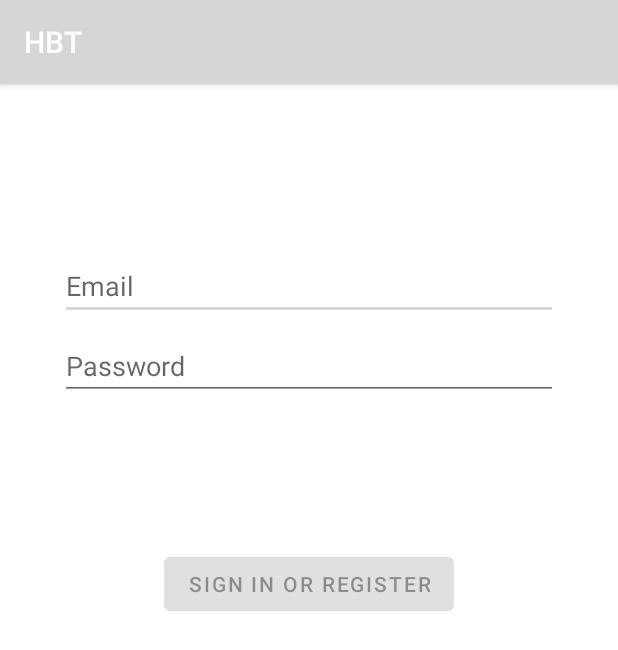
After one commit to dedis/hbt, an Android app: the fragment LoginFragment shown on its own in the app's theme, on a phone screen of 412 x 824 dp. The commit adds this screen. Shown: the top 650 px of the screen. Run offline under Robolectric (Android 15) with nearby library versions, the phone set to English and light mode, and no system bars.

Commit message:
Upgraded from Kotlin lang from 1.6.0 to 1.7.0 Add Login Fragment
Signed-off-by: Jean Viaene <jean.viaene@epfl.ch>

```diff
--- a/android/app/build.gradle
+++ b/android/app/build.gradle
@@ -42,6 +42,7 @@
     implementation 'androidx.constraintlayout:constraintlayout:2.1.4'
     implementation 'androidx.lifecycle:lifecycle-livedata-ktx:2.4.1'
     implementation 'androidx.lifecycle:lifecycle-viewmodel-ktx:2.4.1'
+    implementation 'androidx.annotation:annotation:1.3.0'
     testImplementation 'junit:junit:4.13.2'
     androidTestImplementation 'androidx.test.ext:junit:1.1.3'
     androidTestImplementation 'androidx.test.espresso:espresso-core:3.4.0'
--- /dev/null
+++ b/android/app/src/main/java/com/epfl/dedis/hbt/ui/login/LoginFragment.kt
@@ -0,0 +1,127 @@
+package com.epfl.dedis.hbt.ui.login
+
+import android.os.Bundle
+import android.text.Editable
+import android.text.TextWatcher
+import android.view.LayoutInflater
+import android.view.View
+import android.view.ViewGroup
+import android.view.inputmethod.EditorInfo
+import android.widget.Toast
+import androidx.annotation.StringRes
+import androidx.fragment.app.Fragment
+import androidx.lifecycle.Observer
+import androidx.lifecycle.ViewModelProvider
+import com.epfl.dedis.hbt.R
+import com.epfl.dedis.hbt.databinding.FragmentLoginBinding
+
+class LoginFragment : Fragment() {
+
+    private lateinit var loginViewModel: LoginViewModel
+    private var _binding: FragmentLoginBinding? = null
+
+    // This property is only valid between onCreateView and
+    // onDestroyView.
+    private val binding get() = _binding!!
+
+    override fun onCreateView(
+        inflater: LayoutInflater,
+        container: ViewGroup?,
+        savedInstanceState: Bundle?
+    ): View? {
+
+        _binding = FragmentLoginBinding.inflate(inflater, container, false)
+        return binding.root
+
+    }
+
+    override fun onViewCreated(view: View, savedInstanceState: Bundle?) {
+        super.onViewCreated(view, savedInstanceState)
+        loginViewModel = ViewModelProvider(this, LoginViewModelFactory())
+            .get(LoginViewModel::class.java)
+
+        val usernameEditText = binding.username
+        val passwordEditText = binding.password
+        val loginButton = binding.login
+        val loadingProgressBar = binding.loading
+
+        loginViewModel.loginFormState.observe(viewLifecycleOwner,
+            Observer { loginFormState ->
+                if (loginFormState == null) {
+                    return@Observer
+                }
+                loginButton.isEnabled = loginFormState.isDataValid
+                loginFormState.usernameError?.let {
+                    usernameEditText.error = getString(it)
+                }
+                loginFormState.passwordError?.let {
+                    passwordEditText.error = getString(it)
+                }
+            })
+
+        loginViewModel.loginResult.observe(viewLifecycleOwner,
+            Observer { loginResult ->
+                loginResult ?: return@Observer
+                loadingProgressBar.visibility = View.GONE
+                loginResult.error?.let {
+                    showLoginFailed(it)
+                }
+                loginResult.success?.let {
+                    updateUiWithUser(it)
+                }
+            })
+
+        val afterTextChangedListener = object : TextWatcher {
+            override fun beforeTextChanged(s: CharSequence, start: Int, count: Int, after: Int) {
+                // ignore
+            }
+
+            override fun onTextChanged(s: CharSequence, start: Int, before: Int, count: Int) {
+                // ignore
+            }
+
+            override fun afterTextChanged(s: Editable) {
+                loginViewModel.loginDataChanged(
+                    usernameEditText.text.toString(),
+                    passwordEditText.text.toString()
+                )
+            }
+        }
+        usernameEditText.addTextChangedListener(afterTextChangedListener)
+        passwordEditText.addTextChangedListener(afterTextChangedListener)
+        passwordEditText.setOnEditorActionListener { _, actionId, _ ->
+            if (actionId == EditorInfo.IME_ACTION_DONE) {
+                loginViewModel.login(
+                    usernameEditText.text.toString(),
+                    passwordEditText.text.toString()
+                )
+            }
+            false
+        }
+
+        loginButton.setOnClickListener {
+            loadingProgressBar.visibility = View.VISIBLE
+            loginViewModel.login(
+                usernameEditText.text.toString(),
+                passwordEditText.text.toString()
+            )
+        }
+    }
+
+    private fun updateUiWithUser(model: LoggedInUserView) {
+        val welcome = getString(R.string.welcome) + model.displayName
+        // TODO : initiate successful logged in experience
+        val appContext = context?.applicationContext ?: return
+        Toast.makeText(appContext, welcome, Toast.LENGTH_LONG).show()
+    }
+
+    private fun showLoginFailed(@StringRes errorString: Int) {
+        val appContext = context?.applicationContext ?: return
+        Toast.makeText(appContext, errorString, Toast.LENGTH_LONG).show()
+    }
+
+    override fun onDestroyView() {
+        super.onDestroyView()
+        _binding = null
+    }
+}
--- /dev/null
+++ b/android/app/src/main/java/com/epfl/dedis/hbt/ui/login/LoginViewModelFactory.kt
@@ -0,0 +1,25 @@
+package com.epfl.dedis.hbt.ui.login
+
+import androidx.lifecycle.ViewModel
+import androidx.lifecycle.ViewModelProvider
+import com.epfl.dedis.hbt.data.LoginDataSource
+import com.epfl.dedis.hbt.data.LoginRepository
+
+/**
+ * ViewModel provider factory to instantiate LoginViewModel.
+ * Required given LoginViewModel has a non-empty constructor
+ */
+class LoginViewModelFactory : ViewModelProvider.Factory {
+
+    @Suppress("UNCHECKED_CAST")
+    override fun <T : ViewModel> create(modelClass: Class<T>): T {
+        if (modelClass.isAssignableFrom(LoginViewModel::class.java)) {
+            return LoginViewModel(
+                loginRepository = LoginRepository(
+                    dataSource = LoginDataSource()
+                )
+            ) as T
+        }
+        throw IllegalArgumentException("Unknown ViewModel class")
+    }
+}
--- a/android/app/src/main/java/com/epfl/dedis/hbt/ui/main/SectionsPagerAdapter.kt
+++ b/android/app/src/main/java/com/epfl/dedis/hbt/ui/main/SectionsPagerAdapter.kt
@@ -29,7 +29,6 @@
     }
 
     override fun getCount(): Int {
-        // Show 2 total pages.
-        return 2
+        return TAB_TITLES.count()
     }
 }
--- /dev/null
+++ b/android/app/src/main/res/layout/fragment_login.xml
@@ -0,0 +1,78 @@
+<?xml version="1.0" encoding="utf-8"?>
+<androidx.constraintlayout.widget.ConstraintLayout xmlns:android="http://schemas.android.com/apk/res/android"
+  xmlns:app="http://schemas.android.com/apk/res-auto"
+  xmlns:tools="http://schemas.android.com/tools"
+  android:id="@+id/container"
+  android:layout_width="match_parent"
+  android:layout_height="match_parent"
+  android:paddingLeft="@dimen/fragment_horizontal_margin"
+  android:paddingTop="@dimen/fragment_vertical_margin"
+  android:paddingRight="@dimen/fragment_horizontal_margin"
+  android:paddingBottom="@dimen/fragment_vertical_margin"
+  tools:context=".ui.login.LoginFragment">
+
+  <EditText
+    android:id="@+id/username"
+    android:layout_width="0dp"
+    android:layout_height="wrap_content"
+    android:layout_marginStart="24dp"
+    android:layout_marginTop="96dp"
+    android:layout_marginEnd="24dp"
+    android:autofillHints="@string/prompt_email"
+    android:hint="@string/prompt_email"
+    android:inputType="textEmailAddress"
+    android:selectAllOnFocus="true"
+    app:layout_constraintEnd_toEndOf="parent"
+    app:layout_constraintStart_toStartOf="parent"
+    app:layout_constraintTop_toTopOf="parent" />
+
+  <EditText
+    android:id="@+id/password"
+    android:layout_width="0dp"
+    android:layout_height="wrap_content"
+    android:layout_marginStart="24dp"
+    android:layout_marginTop="8dp"
+    android:layout_marginEnd="24dp"
+    android:autofillHints="@string/prompt_password"
+    android:hint="@string/prompt_password"
+    android:imeActionLabel="@string/action_sign_in_short"
+    android:imeOptions="actionDone"
+    android:inputType="textPassword"
+    android:selectAllOnFocus="true"
+    app:layout_constraintEnd_toEndOf="parent"
+    app:layout_constraintStart_toStartOf="parent"
+    app:layout_constraintTop_toBottomOf="@+id/username" />
+
+  <Button
+    android:id="@+id/login"
+    android:layout_width="wrap_content"
+    android:layout_height="wrap_content"
+    android:layout_gravity="start"
+    android:layout_marginStart="48dp"
+    android:layout_marginTop="16dp"
+    android:layout_marginEnd="48dp"
+    android:layout_marginBottom="64dp"
+    android:enabled="false"
+    android:text="@string/action_sign_in"
+    app:layout_constraintBottom_toBottomOf="parent"
+    app:layout_constraintEnd_toEndOf="parent"
+    app:layout_constraintStart_toStartOf="parent"
+    app:layout_constraintTop_toBottomOf="@+id/password"
+    app:layout_constraintVertical_bias="0.2" />
+
+  <ProgressBar
+    android:id="@+id/loading"
+    android:layout_width="wrap_content"
+    android:layout_height="wrap_content"
+    android:layout_gravity="center"
+    android:layout_marginStart="32dp"
+    android:layout_marginTop="64dp"
+    android:layout_marginEnd="32dp"
+    android:layout_marginBottom="64dp"
+    android:visibility="gone"
+    app:layout_constraintBottom_toBottomOf="parent"
+    app:layout_constraintEnd_toEndOf="@+id/password"
+    app:layout_constraintStart_toStartOf="@+id/password"
+    app:layout_constraintTop_toTopOf="parent"
+    app:layout_constraintVertical_bias="0.3" />
+</androidx.constraintlayout.widget.ConstraintLayout>
--- a/android/app/src/main/res/values/dimens.xml
+++ b/android/app/src/main/res/values/dimens.xml
@@ -5,4 +5,7 @@
   <dimen name="appbar_padding">16dp</dimen>
   <dimen name="fab_margin">16dp</dimen>
   <dimen name="appbar_padding_top">8dp</dimen>
+  <!-- Default screen margins, per the Android Design guidelines. -->
+  <dimen name="fragment_horizontal_margin">16dp</dimen>
+  <dimen name="fragment_vertical_margin">16dp</dimen>
 </resources>
--- a/android/app/src/main/res/values/strings.xml
+++ b/android/app/src/main/res/values/strings.xml
@@ -1,5 +1,14 @@
 <resources>
   <string name="app_name">HBT</string>
-    <string name="tab_text_1">User ID</string>
-    <string name="tab_text_2">Wallet</string>
+  <string name="tab_text_1">User ID</string>
+  <string name="tab_text_2">Wallet</string>
+  <!-- Strings related to login -->
+  <string name="prompt_email">Email</string>
+  <string name="prompt_password">Password</string>
+  <string name="action_sign_in">Sign in or register</string>
+  <string name="action_sign_in_short">Sign in</string>
+  <string name="welcome">"Welcome!"</string>
+  <string name="invalid_username">Not a valid username</string>
+  <string name="invalid_password">Password must be >5 characters</string>
+  <string name="login_failed">"Login failed"</string>
 </resources>
--- a/android/build.gradle
+++ b/android/build.gradle
@@ -2,7 +2,7 @@
 plugins {
     id 'com.android.application' version '7.2.0' apply false
     id 'com.android.library' version '7.2.0' apply false
-    id 'org.jetbrains.kotlin.android' version '1.6.21' apply false
+    id 'org.jetbrains.kotlin.android' version '1.7.0' apply false
 }
 
 task clean(type: Delete) {
```
Also changed, not shown: android/app/src/main/java/com/epfl/dedis/hbt/data/LoginDataSource.kt (added, +24 -0 lines), android/app/src/main/java/com/epfl/dedis/hbt/data/LoginRepository.kt (added, +46 -0 lines), android/app/src/main/java/com/epfl/dedis/hbt/data/Result.kt (added, +18 -0 lines), android/app/src/main/java/com/epfl/dedis/hbt/data/model/LoggedInUser.kt (added, +9 -0 lines), android/app/src/main/java/com/epfl/dedis/hbt/ui/login/LoggedInUserView.kt (added, +9 -0 lines), android/app/src/main/java/com/epfl/dedis/hbt/ui/login/LoginFormState.kt (added, +10 -0 lines), android/app/src/main/java/com/epfl/dedis/hbt/ui/login/LoginResult.kt (added, +9 -0 lines), android/app/src/main/java/com/epfl/dedis/hbt/ui/login/LoginViewModel.kt (added, +54 -0 lines). Lines whose indentation alone changed are shown as unchanged.
